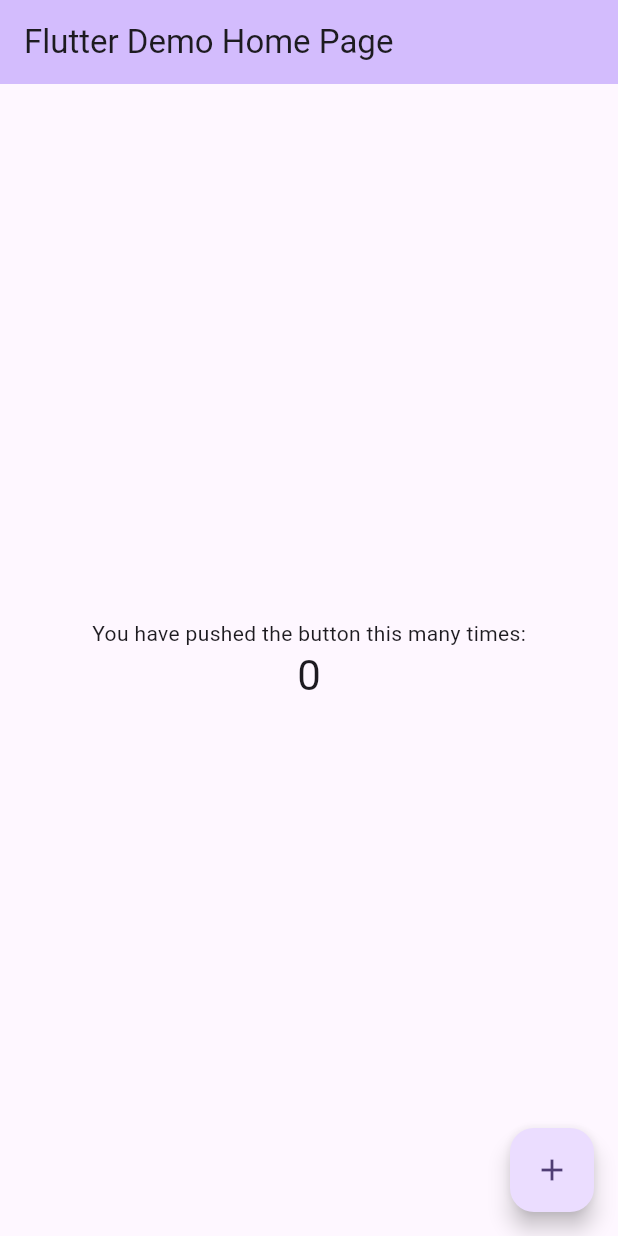
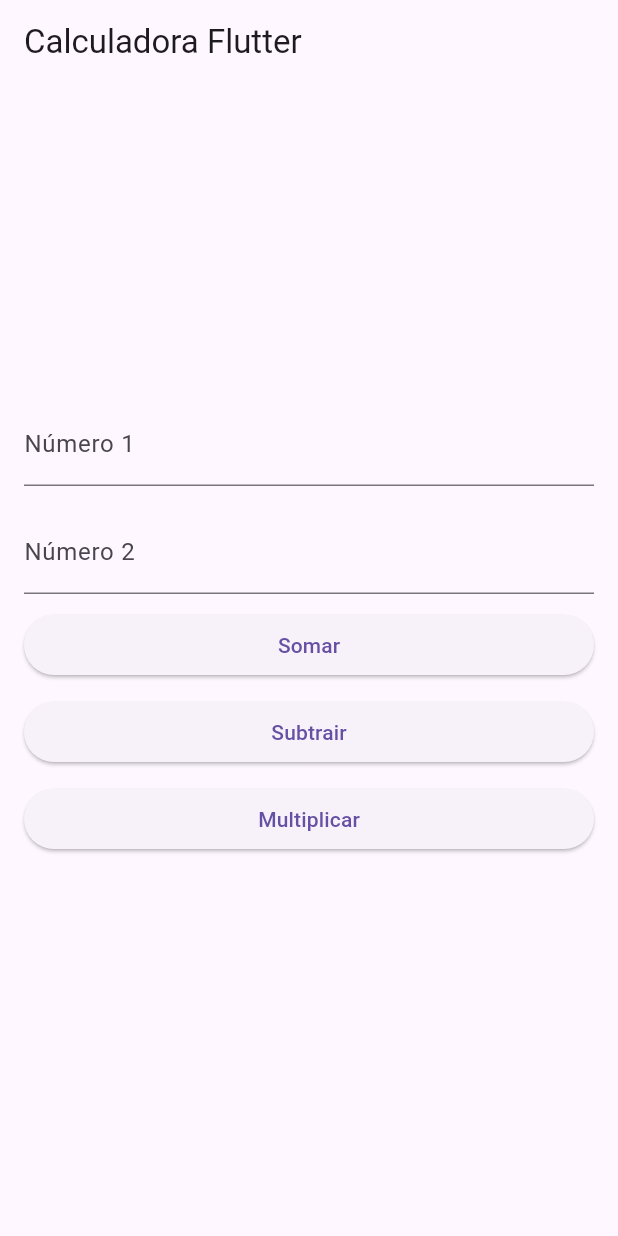
Before and after one commit to GuiBrum22/CursoFlutter, a Flutter app: the screen it shows after launch, on a phone screen of 412 x 824 dp. Run offline on Flutter 3.47's test engine with Material 3 defaults, Android fonts, the phone set to English and light mode, and no system bars.

Commit message:
inicio-calculadora

```diff
--- a/ola_mundo_flutter/lib/main.dart
+++ b/ola_mundo_flutter/lib/main.dart
@@ -1,125 +1,97 @@
 import 'package:flutter/material.dart';
+import 'dart:math';
+
 
 void main() {
-  runApp(const MyApp());
+  runApp(CalculadoraApp());
 }
 
-class MyApp extends StatelessWidget {
-  const MyApp({super.key});
 
-  // This widget is the root of your application.
+class CalculadoraApp extends StatelessWidget {
   @override
   Widget build(BuildContext context) {
     return MaterialApp(
-      title: 'Flutter Demo',
-      theme: ThemeData(
-        // This is the theme of your application.
-        //
-        // TRY THIS: Try running your application with "flutter run". You'll see
-        // the application has a purple toolbar. Then, without quitting the app,
-        // try changing the seedColor in the colorScheme below to Colors.green
-        // and then invoke "hot reload" (save your changes or press the "hot
-        // reload" button in a Flutter-supported IDE, or press "r" if you used
-        // the command line to start the app).
-        //
-        // Notice that the counter didn't reset back to zero; the application
-        // state is not lost during the reload. To reset the state, use hot
-        // restart instead.
-        //
-        // This works for code too, not just values: Most code changes can be
-        // tested with just a hot reload.
-        colorScheme: ColorScheme.fromSeed(seedColor: Colors.deepPurple),
-        useMaterial3: true,
-      ),
-      home: const MyHomePage(title: 'Flutter Demo Home Page'),
+      home: Calculadora(),
     );
   }
 }
 
-class MyHomePage extends StatefulWidget {
-  const MyHomePage({super.key, required this.title});
 
-  // This widget is the home page of your application. It is stateful, meaning
-  // that it has a State object (defined below) that contains fields that affect
-  // how it looks.
-
-  // This class is the configuration for the state. It holds the values (in this
-  // case the title) provided by the parent (in this case the App widget) and
-  // used by the build method of the State. Fields in a Widget subclass are
-  // always marked "final".
-
-  final String title;
-
+class Calculadora extends StatefulWidget {
   @override
-  State<MyHomePage> createState() => _MyHomePageState();
+  _CalculadoraState createState() => _CalculadoraState();
 }
 
-class _MyHomePageState extends State<MyHomePage> {
-  int _counter = 0;
 
-  void _incrementCounter() {
+class _CalculadoraState extends State<Calculadora> {
+  TextEditingController _controllerNumero1 = TextEditingController();
+  TextEditingController _controllerNumero2 = TextEditingController();
+  String _resultado = '';
+
+
+  void _calcular(String operacao) {
+    double numero1 = double.tryParse(_controllerNumero1.text) ?? 0.0;
+    double numero2 = double.tryParse(_controllerNumero2.text) ?? 0.0;
+    double resultado;
+
+
     setState(() {
-      // This call to setState tells the Flutter framework that something has
-      // changed in this State, which causes it to rerun the build method below
-      // so that the display can reflect the updated values. If we changed
-      // _counter without calling setState(), then the build method would not be
-      // called again, and so nothing would appear to happen.
-      _counter++;
+      if (operacao == "Somar") {
+        resultado = numero1 + numero2;
+      } else if (operacao == 'Sub') {
+        resultado = numero1 - numero2;
+      } else {
+        resultado = numero1 * numero2;
+      }
+      _resultado = 'O Resultado é $resultado';
     });
   }
 
+
   @override
   Widget build(BuildContext context) {
-    // This method is rerun every time setState is called, for instance as done
-    // by the _incrementCounter method above.
-    //
-    // The Flutter framework has been optimized to make rerunning build methods
-    // fast, so that you can just rebuild anything that needs updating rather
-    // than having to individually change instances of widgets.
     return Scaffold(
       appBar: AppBar(
-        // TRY THIS: Try changing the color here to a specific color (to
-        // Colors.amber, perhaps?) and trigger a hot reload to see the AppBar
-        // change color while the other colors stay the same.
-        backgroundColor: Theme.of(context).colorScheme.inversePrimary,
-        // Here we take the value from the MyHomePage object that was created by
-        // the App.build method, and use it to set our appbar title.
-        title: Text(widget.title),
+        title: Text('Calculadora Flutter'),
       ),
-      body: Center(
-        // Center is a layout widget. It takes a single child and positions it
-        // in the middle of the parent.
+      body: Padding(
+        padding: const EdgeInsets.all(16.0),
         child: Column(
-          // Column is also a layout widget. It takes a list of children and
-          // arranges them vertically. By default, it sizes itself to fit its
-          // children horizontally, and tries to be as tall as its parent.
-          //
-          // Column has various properties to control how it sizes itself and
-          // how it positions its children. Here we use mainAxisAlignment to
-          // center the children vertically; the main axis here is the vertical
-          // axis because Columns are vertical (the cross axis would be
-          // horizontal).
-          //
-          // TRY THIS: Invoke "debug painting" (choose the "Toggle Debug Paint"
-          // action in the IDE, or press "p" in the console), to see the
-          // wireframe for each widget.
           mainAxisAlignment: MainAxisAlignment.center,
-          children: <Widget>[
-            const Text(
-              'You have pushed the button this many times:',
+          crossAxisAlignment: CrossAxisAlignment.stretch,
+          children: [
+            TextField(
+              controller: _controllerNumero1,
+              keyboardType: TextInputType.number,
+              decoration: InputDecoration(labelText: 'Número 1'),
             ),
-            Text(
-              '$_counter',
-              style: Theme.of(context).textTheme.headlineMedium,
+            SizedBox(height: 16.0),
+            TextField(
+              controller: _controllerNumero2,
+              keyboardType: TextInputType.number,
+              decoration: InputDecoration(labelText: 'Número 2'),
             ),
+            SizedBox(height: 10.0),
+            ElevatedButton(
+              onPressed: () => _calcular('Somar'),
+              child: Text('Somar'),
+            ),
+            SizedBox(height: 10.0),
+            ElevatedButton(
+              onPressed: () => _calcular('Sub'),
+              child: Text('Subtrair'),
+            ),
+            SizedBox(height: 10.0),
+            ElevatedButton(
+              onPressed: () => _calcular('Mult'),
+              child: Text('Multiplicar'),
+            ),
+            SizedBox(height: 16.0),
+            Text(_resultado,
+                style: TextStyle(fontSize: 18.0, fontWeight: FontWeight.bold)),
           ],
         ),
       ),
-      floatingActionButton: FloatingActionButton(
-        onPressed: _incrementCounter,
-        tooltip: 'Increment',
-        child: const Icon(Icons.add),
-      ), // This trailing comma makes auto-formatting nicer for build methods.
     );
   }
 }
```
